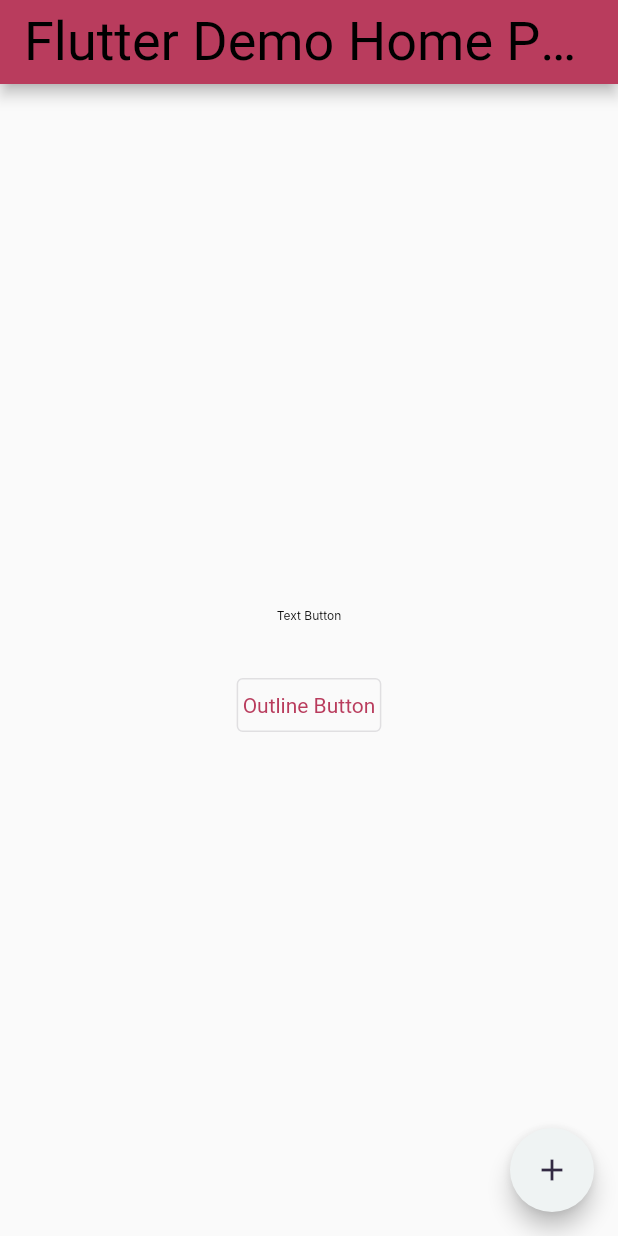
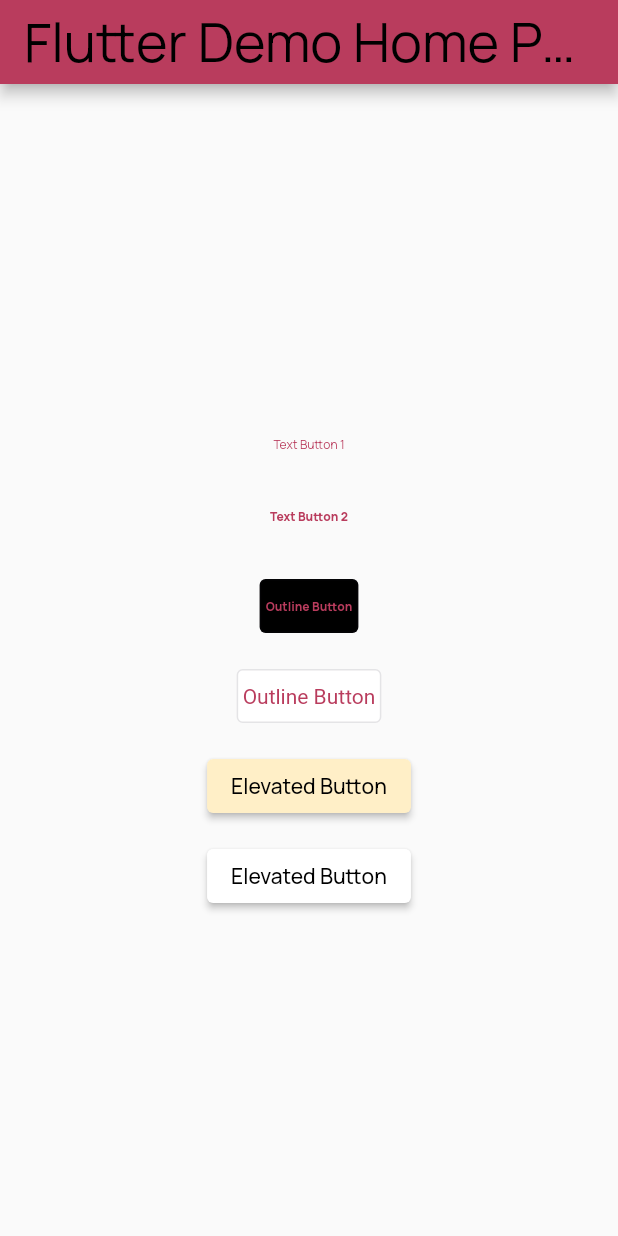
Before and after one commit to FLYINGKRIPTO/demo_class, a Flutter app: the screen it shows after launch, on a phone screen of 412 x 824 dp. Run offline on Flutter 3.47's test engine with Material 2 defaults, Android fonts, the phone set to English and light mode, and no system bars.

```diff
--- a/lib/app_theme.dart
+++ b/lib/app_theme.dart
@@ -21,7 +21,6 @@ class AppThemes {
     ),
     brightness: Brightness.light,
     platform: Platform.isAndroid ? TargetPlatform.android : TargetPlatform.iOS,
-    primaryColor: ColorConstant.white,
     visualDensity: VisualDensity.adaptivePlatformDensity,
     dividerTheme: const DividerThemeData(color: ColorConstant.gray, thickness: 1),
     // Define the default TextTheme. Use this to specify the default
@@ -32,7 +31,18 @@ class AppThemes {
                 const TextStyle(color: ColorConstant.blackOlive)),
             padding: MaterialStateProperty.all<EdgeInsets>(
                 const EdgeInsets.all(4.0)))),
-    textTheme: const TextTheme(
+    textButtonTheme: TextButtonThemeData(
+      style: ButtonStyle(
+        textStyle: MaterialStateProperty.all<TextStyle>(
+            const TextStyle(color: ColorConstant.strongYellow)),
+      )
+    ),
+    elevatedButtonTheme: ElevatedButtonThemeData(
+      style: ButtonStyle(
+        backgroundColor: MaterialStateProperty.all<Color>(ColorConstant.lavender),
+      )
+    ),
+    textTheme:  const TextTheme(
       displayLarge:
           TextStyle(fontSize: 72.0, fontWeight: FontWeight.w500),
       headlineMedium: TextStyle(
@@ -64,7 +74,6 @@ class AppThemes {
           fontFamily: 'Manrope'),
       bodySmall: TextStyle(
           fontSize: 8.0,
-          color: ColorConstant.blackOut,
           fontWeight: FontWeight.normal,
           fontFamily: 'Manrope'),
     ),
--- a/lib/base_button.dart
+++ b/lib/base_button.dart
@@ -2,9 +2,14 @@ import 'package:flutter/material.dart';
 
 class BaseButton extends StatelessWidget {
   final String text;
-  final VoidCallback onTap;
+  final VoidCallback? onTap;
+  final ButtonStyle? buttonStyle;
 
-  const BaseButton({Key? key, required this.text, required this.onTap})
+  const BaseButton(
+      {Key? key,
+      required this.text,
+      this.onTap,
+      this.buttonStyle,})
       : super(key: key);
 
   @override
--- a/lib/button_theme_helper.dart
+++ b/lib/button_theme_helper.dart
@@ -1,3 +1,4 @@
+import 'package:demo_class_project/text_theme_helper.dart';
 import 'package:flutter/material.dart';
 
 import 'app_color_helper.dart';
@@ -8,8 +9,36 @@ class ButtonThemeHelper {
 
   static ThemeData theme = AppThemes.getTheme();
 
-  static ButtonStyle black_8_400 = theme.outlinedButtonTheme.style!.copyWith(
-    backgroundColor: MaterialStateProperty.all<Color>(ColorConstant.black)
-  );
+  static get outlineButtonBlack => theme.outlinedButtonTheme.style!.copyWith(
+      backgroundColor: MaterialStateProperty.all<Color>(ColorConstant.black),
+      textStyle: MaterialStateProperty.all<TextStyle>(
+          TextThemeHelper.bodySmallWhite800));
 
+  static get outlineButtonWhite => theme.outlinedButtonTheme.style!.copyWith(
+      backgroundColor: MaterialStateProperty.all<Color>(ColorConstant.white));
+
+  static get elevatedButtonWhite => theme.elevatedButtonTheme.style!.copyWith(
+      backgroundColor: MaterialStateProperty.all<Color>(ColorConstant.white));
+
+  static get elevatedButtonBlack => theme.elevatedButtonTheme.style!.copyWith(
+      backgroundColor:
+          MaterialStateProperty.all<Color>(ColorConstant.blanchedAlmond));
+
+  static get textButtonBlack => theme.textButtonTheme.style!.copyWith(
+        padding: MaterialStateProperty.all<EdgeInsets>(
+          const EdgeInsets.all(2.0),
+        ),
+        textStyle: MaterialStateProperty.all<TextStyle>(
+          TextThemeHelper.bodySmallBlack400,
+        ),
+      );
+
+  static get textButtonWhite => theme.textButtonTheme.style!.copyWith(
+        padding: MaterialStateProperty.all<EdgeInsets>(
+          const EdgeInsets.all(4.0),
+        ),
+        textStyle: MaterialStateProperty.all<TextStyle>(
+          TextThemeHelper.bodySmallWhite800,
+        ),
+      );
 }
--- a/lib/custom_elevated_button.dart
+++ b/lib/custom_elevated_button.dart
@@ -2,20 +2,23 @@ import 'package:demo_class_project/base_button.dart';
 import 'package:flutter/material.dart';
 
 class CustomElevatedButton extends BaseButton {
-
   const CustomElevatedButton({
     Key? key,
-    required VoidCallback onTap,
+    VoidCallback? onTap,
+    ButtonStyle? buttonStyle,
+    TextStyle? buttonTextStyle,
     required String text,
   }) : super(
-    key: key,
-    text: text,
-    onTap: onTap,
-  );
+          key: key,
+          text: text,
+          onTap: onTap,
+          buttonStyle: buttonStyle,
+        );
 
   @override
   Widget build(BuildContext context) {
     return ElevatedButton(
+      style: buttonStyle,
       onPressed: super.onTap,
       child: Row(
         mainAxisSize: MainAxisSize.min,
--- a/lib/custom_outlined_button.dart
+++ b/lib/custom_outlined_button.dart
@@ -2,28 +2,25 @@ import 'package:demo_class_project/base_button.dart';
 import 'package:flutter/material.dart';
 
 class CustomOutlinedButton extends BaseButton {
-
   const CustomOutlinedButton({
     Key? key,
-    required VoidCallback onTap,
+    VoidCallback? onTap,
+    ButtonStyle? buttonStyle,
     required String text,
   }) : super(
           key: key,
           text: text,
           onTap: onTap,
+          buttonStyle: buttonStyle,
         );
 
   @override
   Widget build(BuildContext context) {
     return OutlinedButton(
+      style: buttonStyle,
       onPressed: super.onTap,
-      child: Row(
-        mainAxisSize: MainAxisSize.min,
-        children: [
-          Text(
-            text,
-          ),
-        ],
+      child: Text(
+        text,
       ),
     );
   }
--- a/lib/custom_text_button.dart
+++ b/lib/custom_text_button.dart
@@ -1,32 +1,34 @@
 import 'package:demo_class_project/base_button.dart';
-import 'package:demo_class_project/text_theme_helper.dart';
 import 'package:flutter/material.dart';
 
 class CustomTextButton extends BaseButton {
-  final Alignment? alignment;
   final Widget? prefixWidget;
   final Widget? suffixWidget;
 
   const CustomTextButton(
       {Key? key,
-      this.alignment,
-      required VoidCallback onTap,
       required String text,
+      VoidCallback? onTap,
+      ButtonStyle? buttonStyle,
       this.prefixWidget,
       this.suffixWidget})
-      : super(key: key, text: text, onTap: onTap);
+      : super(
+            key: key,
+            text: text,
+            onTap: onTap,
+            buttonStyle: buttonStyle,);
 
   @override
   Widget build(BuildContext context) {
     return TextButton(
       onPressed: super.onTap,
+      style: buttonStyle,
       child: Row(
         mainAxisSize: MainAxisSize.min,
         children: [
           if (prefixWidget != null) prefixWidget!,
           Text(
             text,
-            style: TextThemeHelper.bodySmallBlack400Inter8,
           ),
           if (suffixWidget != null) suffixWidget!,
         ],
--- a/lib/main.dart
+++ b/lib/main.dart
@@ -1,7 +1,9 @@
 import 'package:demo_class_project/app_theme.dart';
+import 'package:demo_class_project/custom_elevated_button.dart';
 import 'package:demo_class_project/custom_text_button.dart';
 import 'package:flutter/material.dart';
 
+import 'button_theme_helper.dart';
 import 'custom_outlined_button.dart';
 
 void main() {
@@ -24,16 +26,6 @@ class MyApp extends StatelessWidget {
 
 class MyHomePage extends StatefulWidget {
   const MyHomePage({super.key, required this.title});
-
-  // This widget is the home page of your application. It is stateful, meaning
-  // that it has a State object (defined below) that contains fields that affect
-  // how it looks.
-
-  // This class is the configuration for the state. It holds the values (in this
-  // case the title) provided by the parent (in this case the App widget) and
-  // used by the build method of the State. Fields in a Widget subclass are
-  // always marked "final".
-
   final String title;
 
   @override
@@ -41,64 +33,35 @@ class MyHomePage extends StatefulWidget {
 }
 
 class _MyHomePageState extends State<MyHomePage> {
-  int _counter = 0;
-
-  void _incrementCounter() {
-    setState(() {
-      // This call to setState tells the Flutter framework that something has
-      // changed in this State, which causes it to rerun the build method below
-      // so that the display can reflect the updated values. If we changed
-      // _counter without calling setState(), then the build method would not be
-      // called again, and so nothing would appear to happen.
-      _counter++;
-    });
-  }
-
   @override
   Widget build(BuildContext context) {
-    // This method is rerun every time setState is called, for instance as done
-    // by the _incrementCounter method above.
-    //
-    // The Flutter framework has been optimized to make rerunning build methods
-    // fast, so that you can just rebuild anything that needs updating rather
-    // than having to individually change instances of widgets.
     return Scaffold(
       appBar: AppBar(
-        // Here we take the value from the MyHomePage object that was created by
-        // the App.build method, and use it to set our appbar title.
         title: Text(widget.title),
       ),
       body: Center(
-        // Center is a layout widget. It takes a single child and positions it
-        // in the middle of the parent.
         child: Column(
-          // Column is also a layout widget. It takes a list of children and
-          // arranges them vertically. By default, it sizes itself to fit its
-          // children horizontally, and tries to be as tall as its parent.
-          //
-          // Invoke "debug painting" (press "p" in the console, choose the
-          // "Toggle Debug Paint" action from the Flutter Inspector in Android
-          // Studio, or the "Toggle Debug Paint" command in Visual Studio Code)
-          // to see the wireframe for each widget.
-          //
-          // Column has various properties to control how it sizes itself and
-          // how it positions its children. Here we use mainAxisAlignment to
-          // center the children vertically; the main axis here is the vertical
-          // axis because Columns are vertical (the cross axis would be
-          // horizontal).
           mainAxisAlignment: MainAxisAlignment.center,
           children: <Widget>[
             CustomTextButton(
-              text: "Text Button",
+              text: "Text Button 1",
               onTap: () {
                 const snackBar = SnackBar(
-                  content: Text('Tapped Text Button'),
+                  content: Text('Tapped Text Button 1'),
                 );
-
-// Find the ScaffoldMessenger in the widget tree
-// and use it to show a SnackBar.
                 ScaffoldMessenger.of(context).showSnackBar(snackBar);
               },
+              buttonStyle: ButtonThemeHelper.textButtonBlack,
+            ),
+            CustomTextButton(
+              text: "Text Button 2",
+              onTap: () {
+                const snackBar = SnackBar(
+                  content: Text('Tapped Text Button 2'),
+                );
+                ScaffoldMessenger.of(context).showSnackBar(snackBar);
+              },
+              buttonStyle: ButtonThemeHelper.textButtonWhite,
             ),
             const SizedBox(
               height: 12,
@@ -107,19 +70,44 @@ class _MyHomePageState extends State<MyHomePage> {
               text: "Outline Button",
               onTap: () {
                 const snackBar = SnackBar(
-                  content: Text('Tapped Outlined Button'),
+                  content: Text('Tapped Outlined Button 1'),
                 );
                 ScaffoldMessenger.of(context).showSnackBar(snackBar);
               },
+              buttonStyle: ButtonThemeHelper.outlineButtonBlack,
             ),
+            const SizedBox(
+              height: 12,
+            ),
+            CustomOutlinedButton(
+              text: "Outline Button",
+              onTap: () {
+                const snackBar = SnackBar(
+                  content: Text('Tapped Outlined Button 2'),
+                );
+                ScaffoldMessenger.of(context).showSnackBar(snackBar);
+              },
+              buttonStyle: ButtonThemeHelper.outlineButtonWhite,
+            ),
+            const SizedBox(
+              height: 12,
+            ),
+            CustomElevatedButton(
+              text: "Elevated Button",
+              onTap: () {},
+              buttonStyle: ButtonThemeHelper.elevatedButtonBlack,
+            ),
+            const SizedBox(
+              height: 12,
+            ),
+            CustomElevatedButton(
+              text: "Elevated Button",
+              onTap: () {},
+              buttonStyle: ButtonThemeHelper.elevatedButtonWhite,
+            )
           ],
         ),
       ),
-      floatingActionButton: FloatingActionButton(
-        onPressed: _incrementCounter,
-        tooltip: 'Increment',
-        child: const Icon(Icons.add),
-      ), // This trailing comma makes auto-formatting nicer for build methods.
     );
   }
 }
--- a/lib/text_theme_helper.dart
+++ b/lib/text_theme_helper.dart
@@ -8,17 +8,12 @@ class TextThemeHelper {
 
   static ThemeData theme = AppThemes.getTheme();
 
-  static TextStyle bodySmallBlack400Inter8 = theme.textTheme.bodySmall!.copyWith(
-    fontWeight: FontWeight.w400,
-    fontFamily: "Inter",
-    color: ColorConstant.black,
-    fontSize: 8
-  );
+  static get bodySmallBlack400 => theme.textTheme.bodySmall!.copyWith(
+        fontWeight: FontWeight.w400,
+        fontFamily: "Manrope",
+        color: ColorConstant.lavender,
+      );
 
-  static TextStyle bodySmallWhite400Inter8 = theme.textTheme.bodySmall!.copyWith(
-    fontWeight: FontWeight.w400,
-    fontFamily: "Inter",
-    color: ColorConstant.white
-  );
-
+  static get bodySmallWhite800 => theme.textTheme.bodySmall!
+      .copyWith(fontWeight: FontWeight.w800, color: ColorConstant.white);
 }
```
Also changed, not shown: pubspec.yaml (+31 -0 lines), assets/fonts/InterMedium.ttf (added), assets/fonts/Manrope.ttf (added), assets/fonts/ManropeBold.ttf (added), assets/fonts/ManropeExtraBold.ttf (added), assets/fonts/ManropeMedium.ttf (added), assets/fonts/ManropeRegular.ttf (added), assets/fonts/ManropeSemiBold.ttf (added), assets/fonts/ReadexProRegular.ttf (added), assets/fonts/SFProDisplayBold.ttf (added), 2 other files.
